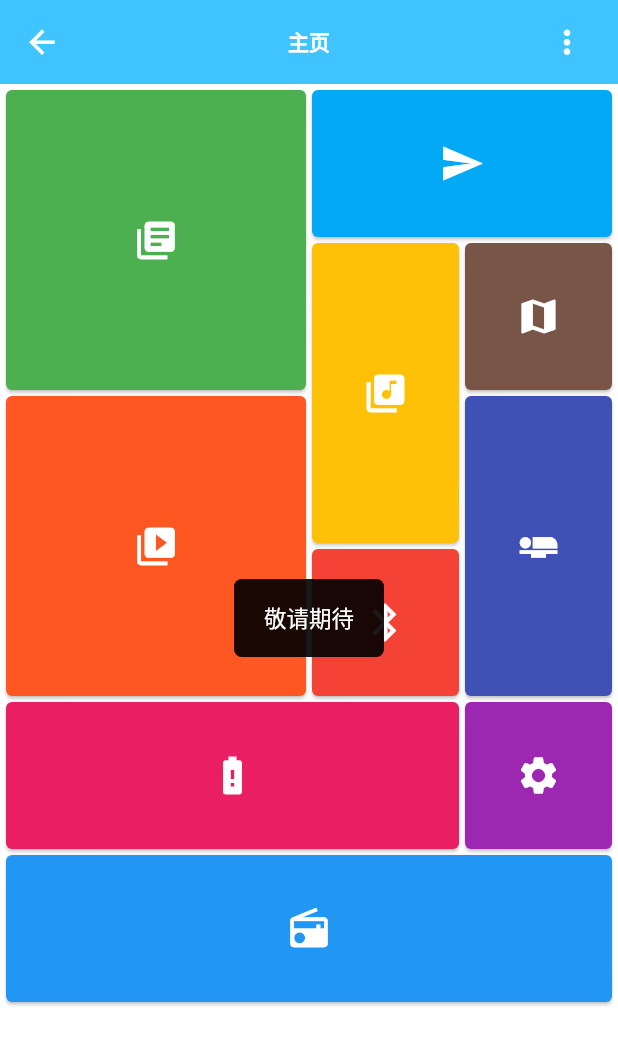
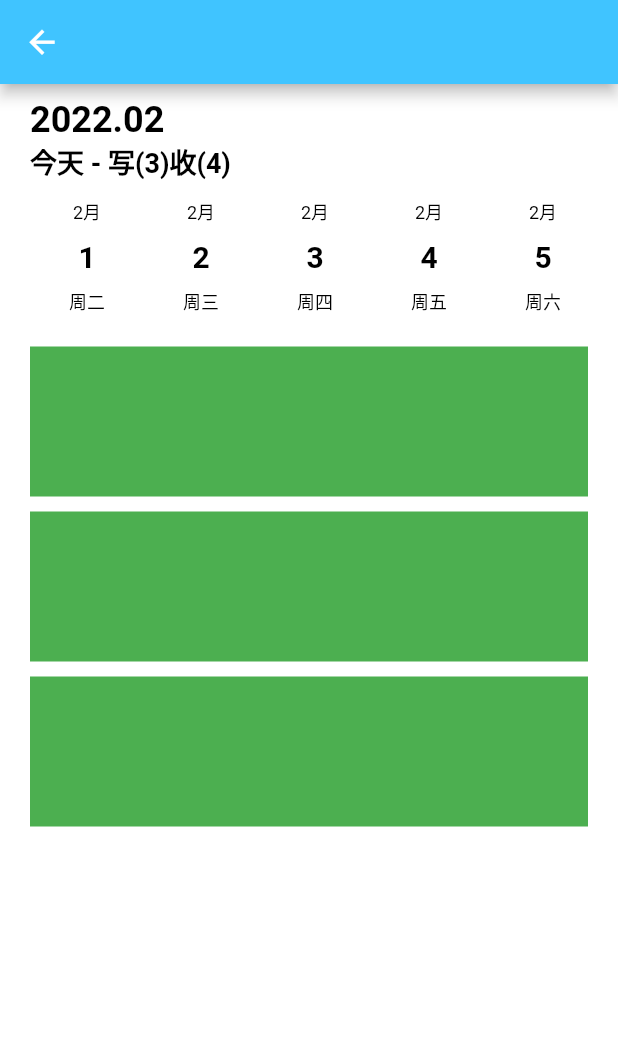
Before and after one commit to woshilll/book_app, a Flutter app: the HomeScreen screen opened by its route, after a tap on the "map" icon, on a phone screen of 412 x 824 dp. Shown: the top 1045 px of the screen. Run offline on Flutter 3.47's test engine with Material 2 defaults, Android fonts, the phone set to English and light mode, and no system bars; drawn by our look-alikes of date_picker_timeline; our stand-ins replace animated_text_kit, audio_service, battery_plus, cached_network_image, date_format, device_info_plus and 30 more; missing offline and left inert: audio_session, encrypt, fast_gbk, flutter_aliplayer, flutter_inappwebview, flutter_quill and 1 more; accounts and stored records are empty; statements that could not run were skipped.

Commit message:
日记进行中 flutter version to 2.10.1

```diff
--- a/lib/main.dart
+++ b/lib/main.dart
@@ -15,6 +15,7 @@ import 'package:book_app/util/system_utils.dart';
 import 'package:flutter/material.dart';
 import 'package:flutter/services.dart';
 import 'package:flutter_easyloading/flutter_easyloading.dart';
+import 'package:flutter_localizations/flutter_localizations.dart';
 import 'package:get/get.dart';
 
 void main() async {
@@ -58,6 +59,11 @@ class App extends StatelessWidget {
             builder: EasyLoading.init(),
             darkTheme: ThemeConfig.darkTheme,
             themeMode: ThemeMode.light,
+            localizationsDelegates: const [
+              GlobalMaterialLocalizations.delegate,
+              GlobalWidgetsLocalizations.delegate,
+              GlobalCupertinoLocalizations.delegate,
+            ],
           ),
         );
       },
--- /dev/null
+++ b/lib/module/diary/edit/diary_edit_controller.dart
@@ -0,0 +1,15 @@
+import 'package:flutter/material.dart';
+import 'package:flutter_quill/flutter_quill.dart';
+import 'package:get/get_state_manager/src/simple/get_controllers.dart';
+
+class DiaryEditController extends GetxController {
+
+  QuillController? quillController;
+  FocusNode focusNode = FocusNode();
+  @override
+  void onInit() {
+    super.onInit();
+    Document doc = Document();
+    quillController = QuillController(document: doc, selection: const TextSelection.collapsed(offset: 0));
+  }
+}
--- /dev/null
+++ b/lib/module/diary/home/diary_home_binding.dart
@@ -0,0 +1,10 @@
+import 'package:book_app/module/diary/home/diary_home_controller.dart';
+import 'package:get/get.dart';
+
+class DiaryHomeBinding implements Bindings {
+  @override
+  void dependencies() {
+    Get.lazyPut<DiaryHomeController>(() => DiaryHomeController());
+  }
+
+}
--- /dev/null
+++ b/lib/module/diary/home/diary_home_controller.dart
@@ -0,0 +1,46 @@
+import 'dart:async';
+
+import 'package:book_app/log/log.dart';
+import 'package:book_app/util/notify/date_time_notify.dart';
+import 'package:date_picker_timeline/date_picker_timeline.dart';
+import 'package:flutter/material.dart';
+import 'package:flutter_quill/flutter_quill.dart';
+import 'package:get/get_state_manager/src/simple/get_controllers.dart';
+
+class DiaryHomeController extends GetxController {
+  List diaryList = [1, 2, 3];
+  DatePickerController datePickerController = DatePickerController();
+  int maxDays = 0;
+  DateTimeNotify selectedDay = DateTimeNotify();
+  bool isSelectMonth = true;
+  @override
+  void onInit() {
+    super.onInit();
+    dateInit();
+    _selectedDayListener();
+  }
+
+  void dateInit() {
+    DateTime now = DateTime.now();
+    maxDays = DateUtils.getDaysInMonth(selectedDay.date.year, selectedDay.date.month);
+    if (now.year == selectedDay.date.year && now.month == selectedDay.date.month) {
+      maxDays = now.day;
+    }
+  }
+
+  @override
+  void onReady() {
+    super.onReady();
+    datePickerController.jumpToSelection();
+  }
+
+  void _selectedDayListener() {
+    selectedDay.addListener(() {
+      dateInit();
+      update(["selectedDateChange"]);
+      Timer(const Duration(milliseconds: 100), () {
+        datePickerController.animateToDate(selectedDay.date);
+      });
+    });
+  }
+}
--- /dev/null
+++ b/lib/module/diary/home/diary_home_screen.dart
@@ -0,0 +1,316 @@
+import 'package:book_app/log/log.dart';
+import 'package:book_app/module/diary/component/quill_theme.dart';
+import 'package:book_app/module/diary/home/diary_home_controller.dart';
+import 'package:book_app/util/time_util.dart';
+import 'package:date_picker_timeline/date_picker_widget.dart';
+import 'dart:async';
+import 'dart:convert';
+import 'dart:io';
+
+import 'package:file_picker/file_picker.dart';
+import 'package:flutter/foundation.dart';
+import 'package:flutter/gestures.dart';
+import 'package:flutter/material.dart';
+import 'package:flutter/services.dart';
+import 'package:flutter_quill/flutter_quill.dart' hide Text;
+import 'package:flutter_staggered_animations/flutter_staggered_animations.dart';
+import 'package:flutter_svg/svg.dart';
+import 'package:font_awesome_flutter/font_awesome_flutter.dart';
+import 'package:modal_bottom_sheet/modal_bottom_sheet.dart';
+import 'package:path/path.dart';
+import 'package:path_provider/path_provider.dart';
+import 'package:syncfusion_flutter_datepicker/datepicker.dart';
+import 'package:tuple/tuple.dart';
+import 'package:get/get.dart';
+
+class DiaryHomeScreen extends GetView<DiaryHomeController> {
+  const DiaryHomeScreen({Key? key}) : super(key: key);
+
+  @override
+  Widget build(BuildContext context) {
+    return Scaffold(
+      appBar: AppBar(),
+      body: _body(context),
+    );
+  }
+
+  Widget _body(BuildContext context) {
+    return GetBuilder<DiaryHomeController>(
+      id: "selectedDateChange",
+      builder: (controller) {
+        return Container(
+          margin: const EdgeInsets.symmetric(horizontal: 20),
+          child: Column(
+            children: [
+              Row(
+                children: [
+                  Column(
+                    crossAxisAlignment: CrossAxisAlignment.start,
+                    children: [
+                      const SizedBox(height: 10,),
+                      GestureDetector(
+                        child: Text(
+                          '${controller.selectedDay.date.year}.${controller.selectedDay.date.month < 10 ? '0' + controller.selectedDay.date.month.toString() : controller.selectedDay.date.month}',
+                          style: const TextStyle(color: Colors.black, fontSize: 24, fontWeight: FontWeight.bold),
+                        ),
+                        onTap: () {
+                          _showMonthSelect(context);
+                        },
+                      ),
+                      Text(
+                        '${TimeUtil.getChineseDayDiff(controller.selectedDay.date)} - 写(3)收(4)',
+                        style: TextStyle(color: Colors.black, fontSize: 18, fontWeight: FontWeight.bold),
+                      ),
+                    ],
+                  )
+                ],
+              ),
+              _dateBar(context),
+              _tasks(context),
+            ],
+          ),
+        );
+      },
+    );
+  }
+
+  Widget _dateBar(BuildContext context) {
+    return Container(
+      margin: const EdgeInsets.only(bottom: 10),
+      child: DatePicker(
+        DateTime(controller.selectedDay.date.year, controller.selectedDay.date.month),
+        controller: controller.datePickerController,
+        initialSelectedDate:  controller.selectedDay.date,
+        onDateChange: (newDate) {
+          controller.selectedDay.setDateTime(newDate);
+        },
+        width: 70,
+        height: 100,
+        selectedTextColor: Colors.white,
+        selectionColor: Theme.of(context).primaryColor,
+        dayTextStyle:
+        const TextStyle(color: Colors.black),
+        dateTextStyle: const TextStyle(
+            color: Colors.black,
+            fontSize: 20,
+            fontWeight: FontWeight.bold),
+        monthTextStyle:
+        const TextStyle(color: Colors.black),
+        locale: "zh_CN",
+        daysCount: controller.maxDays,
+      ),
+    );
+  }
+
+  Widget _tasks(BuildContext context) {
+    return Expanded(
+        child: _aaa(context)
+    );
+  }
+
+  Widget _aaa(BuildContext context) {
+    if (controller.diaryList.isEmpty) {
+      return _noTasksMessage(context);
+    } else {
+      return AnimationLimiter(
+        child: ListView.builder(
+            scrollDirection:
+            MediaQuery.of(context).orientation == Orientation.portrait
+                ? Axis.vertical
+                : Axis.horizontal,
+            itemCount: controller.diaryList.length,
+            physics: const ClampingScrollPhysics(),
+            itemBuilder: (BuildContext context, int index) {
+              return AnimationConfiguration.staggeredList(
+                position: index,
+                duration: Duration(milliseconds: 500 + index * 20),
+                child: SlideAnimation(
+                  horizontalOffset: 400.0,
+                  child: FadeInAnimation(
+                    child: Container(
+                      color: Colors.green,
+                      margin: EdgeInsets.only(bottom: 10),
+                      height: 100,
+                    ),
+                    // child: GestureDetector(
+                    //   onTap: () => displayBottomSheet(context, task),
+                    //   child: TaskTile(task: task),
+                    // ),
+                  ),
+                ),
+              );
+            }),
+      );
+    }
+  }
+  // displayBottomSheet(context, Task task) {
+  //   showModalBottomSheet(
+  //       context: context,
+  //       builder: (BuildContext bc) {
+  //         return _bottomSheet(task);
+  //       });
+  // }
+
+  // Widget _bottomSheet(Task task) {
+  //   return Container(
+  //     margin: EdgeInsets.all(20),
+  //     height: MediaQuery.of(context).orientation == Orientation.portrait
+  //         ? MediaQuery.of(context).size.height * 0.2
+  //         : MediaQuery.of(context).size.height * 0.4,
+  //     child: Column(
+  //       mainAxisAlignment: MainAxisAlignment.center,
+  //       children: [
+  //         task.isCompleted == 0
+  //             ? ElevatedButton(
+  //             onPressed: () {
+  //               notifyHelper.cancelNotification(task.id!);
+  //               _taskController.markAsCompleted(task.id);
+  //               Get.back();
+  //             },
+  //             child: Text("Complete Task"))
+  //             : SizedBox(
+  //           height: 0,
+  //         ),
+  //         ElevatedButton(
+  //             onPressed: () {
+  //               _taskController.deleteTask(task.id);
+  //               notifyHelper.cancelNotification(task.id!);
+  //               Get.back();
+  //             },
+  //             child: Text("Delete Task")),
+  //         ElevatedButton(onPressed: () => Get.back(), child: Text("Cancel"))
+  //       ],
+  //     ),
+  //   );
+  // }
+
+  Widget _noTasksMessage(BuildContext context) {
+    return Center(
+      child: SingleChildScrollView(
+        child: Column(
+          mainAxisAlignment: MainAxisAlignment.center,
+          children: [
+            MediaQuery.of(context).orientation == Orientation.portrait
+                ? const SizedBox(
+              height: 0,
+            )
+                : const SizedBox(
+              height: 50,
+            ),
+            // SvgPicture.asset(
+            //   'images/task.svg',
+            //   height: 200,
+            //   color: Theme.of(context).primaryColor.withOpacity(.5),
+            //   semanticsLabel: 'Tasks',
+            // ),
+            const SizedBox(
+              height: 20,
+            ),
+            Text("There Is No Tasks"),
+          ],
+        ),
+      ),
+    );
+  }
+
+  void _showMonthSelect(BuildContext context) {
+    showBarModalBottomSheet(
+      elevation: 0,
+      builder: (context) {
+        return GetBuilder<DiaryHomeController>(
+          id: "selectMonthOrYear",
+          builder: (controller) {
+            return Container(
+              height: 400,
+              child: Column(
+                children: [
+                  Container(
+                    height: 40,
+                    alignment: Alignment.center,
+                    child: Text.rich(
+                        TextSpan(
+                            children: [
+                              TextSpan(text: controller.isSelectMonth ? "月" : "年"),
+                              const TextSpan(text: " -- "),
+                              TextSpan(
+                                  text: controller.isSelectMonth ? (controller.selectedDay.date.year.toString() + "年") : (controller.selectedDay.date.month.toString() + "月"),
+                                  style: TextStyle(color: Theme.of(context).primaryColor),
+                                  recognizer: TapGestureRecognizer()..onTap = () {
+                                    controller.isSelectMonth = !controller.isSelectMonth;
+                                    controller.update(["selectMonthOrYear"]);
+                                  }
+                              )
+                            ],
+                            style: Theme.of(context).textTheme.bodyText1
+                        )
+                    ),
+                  ),
+                  const Divider(height: 1, color: Colors.grey, indent: 15, endIndent: 15,),
+                  Expanded(
+                    child: ListView.separated(
+                      itemBuilder: (context, index) {
+                        return GestureDetector(
+                          child: Container(
+                            height: 40,
+                            alignment: Alignment.center,
+                            child: Text(_getMonthOrYearStr(controller.isSelectMonth, index), style: TextStyle(color: _isMonthOrYearPriColor(index) ? Theme.of(context).primaryColor : (_isMonthDisable(index) && controller.isSelectMonth ? Colors.grey : Theme.of(context).textTheme.bodyText1!.color)),),
+                          ),
+                          onTap: () {
+                            if (controller.isSelectMonth) {
+                              if (_isMonthDisable(index)) {
+                                return;
+                              }
+                              controller.selectedDay.setDate(month: index + 1, maxDate: DateTime.now());
+                              Navigator.of(context).pop();
+                            } else {
+                              controller.selectedDay.setDate(year: DateTime.now().year - index, withNotify: false, maxDate: DateTime.now());
+                              controller.isSelectMonth = !controller.isSelectMonth;
+                              controller.update(["selectMonthOrYear"]);
+                            }
+                          },
+                        );
+                      },
+                      separatorBuilder: (context, index) {
+                        return const Divider(height: 1, color: Colors.grey, indent: 15, endIndent: 15,);
+                      },
+                      itemCount: controller.isSelectMonth ? 12 : (DateTime.now().year - 1999),
+                    ),
+                  )
+                ],
+              ),
+            );
+          },
+        );
+      }
+    , context: context).then((value) {
+      controller.isSelectMonth = true;
+      controller.dateInit();
+      controller.update(["selectedDateChange"]);
+    });
+  }
+  _getMonthOrYearStr(bool month, int index) {
+    if (month) {
+      return TimeUtil.getMonthStr(index);
+    } else {
+      return TimeUtil.getYearStr(index);
+    }
+  }
+
+  bool _isMonthOrYearPriColor(int index) {
+    if (controller.isSelectMonth) {
+      return controller.selectedDay.date.month == index + 1;
+    } else {
+      return DateTime.now().year - controller.selectedDay.date.year == index;
+    }
+  }
+
+  bool _isMonthDisable(int index) {
+    var now = DateTime.now();
+    if (controller.selectedDay.date.year == now.year) {
+      return index + 1 > now.month;
+    }
+    return false;
+  }
+
+
+}
--- a/lib/module/home/home_controller.dart
+++ b/lib/module/home/home_controller.dart
@@ -48,7 +48,7 @@ class HomeController extends GetxController {
       item(dark ? Colors.grey : Colors.green, Icons.my_library_books, toast: "小说", route: Routes.bookHome,),
       item(dark ? Colors.grey : Colors.lightBlue, Icons.send),
       item(dark ? Colors.grey : Colors.amber, Icons.library_music, toast: "音乐"),
-      item(dark ? Colors.grey : Colors.brown, Icons.map),
+      item(dark ? Colors.grey : Colors.brown, Icons.map, toast: "日记", route: Routes.diaryHome),
       item(dark ? Colors.grey : Colors.deepOrange, Icons.video_library, toast: "电影", route: Routes.movieHome, shouldLogin: true),
       item(dark ? Colors.grey : Colors.indigo, Icons.airline_seat_flat),
       item(dark ? Colors.grey : Colors.red, Icons.bluetooth),
@@ -63,7 +63,7 @@ class HomeController extends GetxController {
       item(dark ? Colors.grey : Colors.green, Icons.my_library_books, toast: "小说", route: Routes.bookHome,),
       item(dark ? Colors.grey : Colors.lightBlue, Icons.send),
       item(dark ? Colors.grey : Colors.amber, Icons.library_music, toast: "音乐"),
-      item(dark ? Colors.grey : Colors.brown, Icons.map),
+      item(dark ? Colors.grey : Colors.brown, Icons.map, toast: "日记", route: Routes.diaryHome),
       item(dark ? Colors.grey : Colors.deepOrange, Icons.video_library, toast: "电影", route: Routes.movieHome, shouldLogin: true),
       item(dark ? Colors.grey : Colors.indigo, Icons.airline_seat_flat),
       item(dark ? Colors.grey : Colors.red, Icons.bluetooth),
--- a/lib/module/home/home_screen.dart
+++ b/lib/module/home/home_screen.dart
@@ -38,12 +38,10 @@ class HomeScreen extends GetView<HomeController> {
       builder: (controller) {
         return ScrollConfiguration(
             behavior: NoShadowScrollBehavior(),
-            child: StaggeredGridView.count(
+            child: StaggeredGrid.count(
               crossAxisCount: 4,
               crossAxisSpacing: 4,
-              staggeredTiles: _staggeredTiles,
               mainAxisSpacing: 4,
-              padding: const EdgeInsets.all(4),
               children: controller.tiles,
             ));
       },
@@ -69,17 +67,3 @@ class HomeScreen extends GetView<HomeController> {
     );
   }
 }
-
-const List<StaggeredTile> _staggeredTiles = <StaggeredTile>[
-  StaggeredTile.count(2, 2),
-  StaggeredTile.count(2, 1),
-  // StaggeredTile.count(2, 1),
-  StaggeredTile.count(1, 2),
-  StaggeredTile.count(1, 1),
-  StaggeredTile.count(2, 2),
-  StaggeredTile.count(1, 2),
-  StaggeredTile.count(1, 1),
-  StaggeredTile.count(3, 1),
-  StaggeredTile.count(1, 1),
-  StaggeredTile.count(4, 1),
-];
--- a/lib/route/route_pages.dart
+++ b/lib/route/route_pages.dart
@@ -12,6 +12,8 @@ import 'package:book_app/module/book/searchValue/component/search_value_view_bin
 import 'package:book_app/module/book/searchValue/component/search_value_view_screen.dart';
 import 'package:book_app/module/book/searchValue/search_value_binding.dart';
 import 'package:book_app/module/book/searchValue/search_value_screen.dart';
+import 'package:book_app/module/diary/home/diary_home_binding.dart';
+import 'package:book_app/module/diary/home/diary_home_screen.dart';
 import 'package:book_app/module/home/home_binding.dart';
 import 'package:book_app/module/home/home_screen.dart';
 import 'package:book_app/module/login/login_binding.dart';
@@ -110,5 +112,13 @@ class RoutePages {
         page: () => const MovieInfoScreen(),
         binding: MovieInfoBinding()
     ),
+
+
+    /// 日记
+    GetPage(
+        name: Routes.diaryHome,
+        page: () => const DiaryHomeScreen(),
+        binding: DiaryHomeBinding()
+    ),
   ];
 }
--- a/lib/route/routes.dart
+++ b/lib/route/routes.dart
@@ -23,6 +23,9 @@ abstract class Routes {
   static const movieHome = '/movie/home';
   static const movieInfo = '/movie/info';
 
+  /// 日记
+  static const diaryHome = '/diary/home';
+
   static String getRouteName(String? route) {
     switch(route) {
       case bookHome:
--- a/lib/theme/theme.dart
+++ b/lib/theme/theme.dart
@@ -44,7 +44,7 @@ class ThemeConfig {
       // textSelectionHandleColor: accentColor,
       // cursorColor: accentColor,
       textSelectionTheme: TextSelectionThemeData(
-        selectionColor: accentColor,
+        selectionColor: accentColor.withOpacity(.5),
         selectionHandleColor: accentColor,
         cursorColor: accentColor,
       ),
--- a/lib/util/time_util.dart
+++ b/lib/util/time_util.dart
@@ -1,3 +1,5 @@
+import 'package:flutter/material.dart';
+
 class TimeUtil {
   static String getSystemTime() {
     var date = DateTime.now();
@@ -21,4 +23,42 @@ class TimeUtil {
     str += time > 9 ? "$time" : "0$time";
     return str;
   }
+
+  static String getMonthStr(int index) {
+    return "${index + 1}月";
+  }
+
+  static String getYearStr(int diff) {
+    return "${(DateTime.now().year - diff)}年";
+  }
+
+  static String getChineseDayDiff(DateTime selectedDay) {
+    DateTime now = DateTime.now();
+    DateTimeRange range = DateUtils.datesOnly(DateTimeRange(start: selectedDay, end: now));
+    int dayDiff = range.duration.inDays;
+    if (dayDiff == 0) {
+      return "今天";
+    }
+    if (dayDiff > 0 && dayDiff <= 3) {
+      switch(dayDiff) {
+        case 1:
+          return "昨天";
+        case 2:
+          return "前天";
+        case 3:
+          return "大前天";
+      }
+    }
+    if (dayDiff < 0 && dayDiff >= -3) {
+      switch(dayDiff) {
+        case -1:
+          return "明天";
+        case -2:
+          return "后天";
+        case -3:
+          return "大后天";
+      }
+    }
+    return "${selectedDay.day}号";
+  }
 }
```
Also changed, not shown: lib/module/diary/component/quill_theme.dart (added, +41 -0 lines), lib/module/diary/edit/diary_edit_binding.dart (added, +11 -0 lines), lib/module/diary/edit/diary_edit_screen.dart (added, +126 -0 lines), lib/util/notify/date_time_notify.dart (added, +39 -0 lines), pubspec.yaml (+14 -8 lines), pubspec.lock, 2 other files.
